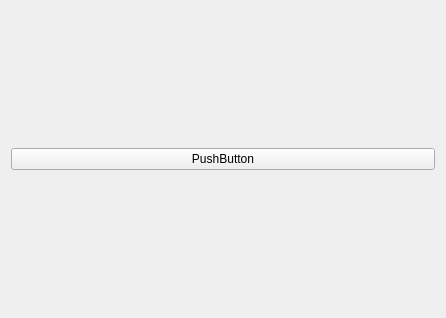
The window that Gui/widget.ui (xtuer/Qt) describes before a commit, drawn with Qt 5.
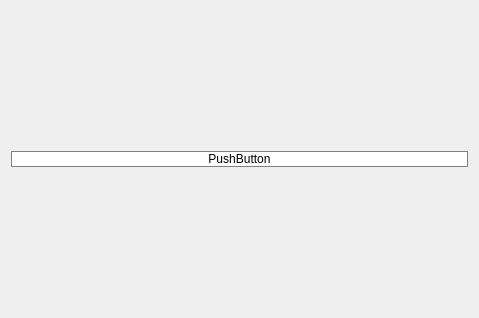
The same window after the commit.

```diff
--- a/Gui/widget.ui
+++ b/Gui/widget.ui
@@ -6,7 +6,7 @@
    <rect>
     <x>0</x>
     <y>0</y>
-    <width>446</width>
+    <width>479</width>
     <height>318</height>
    </rect>
   </property>
@@ -14,15 +14,11 @@
    <string>Widget</string>
   </property>
   <property name="styleSheet">
-   <string notr="true">.QLabel {
-	border: 1px solid blue;
-	min-width: 50px;
-	max-width: 50px;
-	min-height: 50px;
-	max-height: 50px;
-	padding: 50px;
-	margin: 50px;
-}</string>
+   <string notr="true">.QPushButton {
+	border: 1px solid gray;
+	background: white;
+}
+</string>
   </property>
   <layout class="QGridLayout" name="gridLayout">
    <item row="0" column="0">
```
